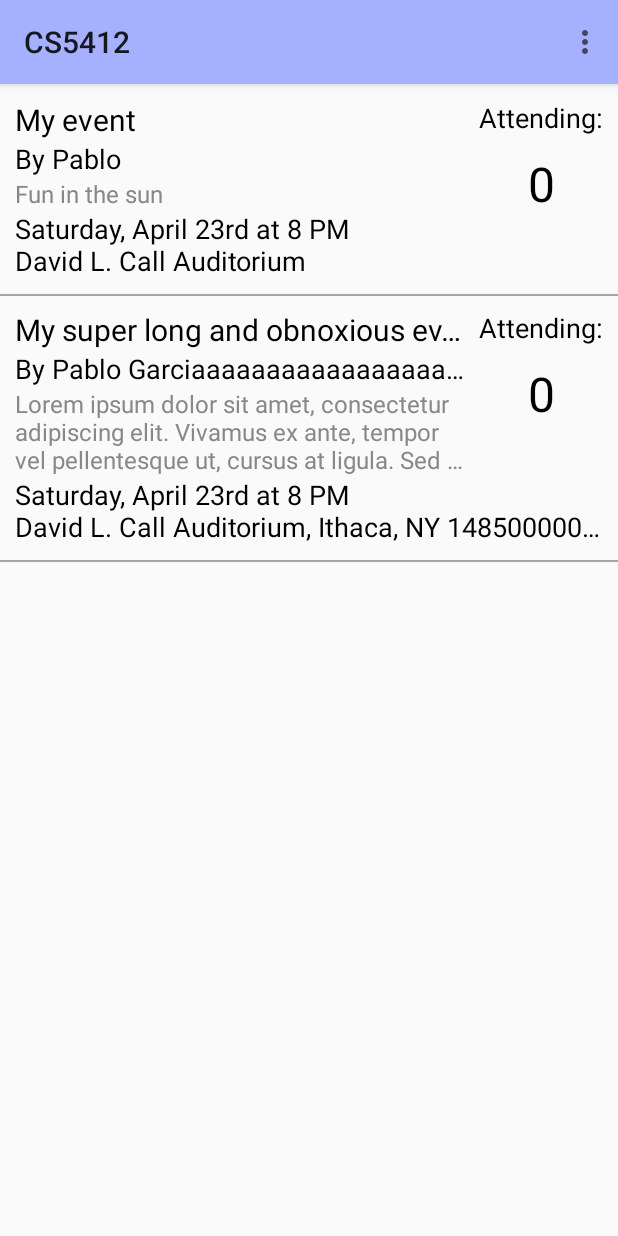
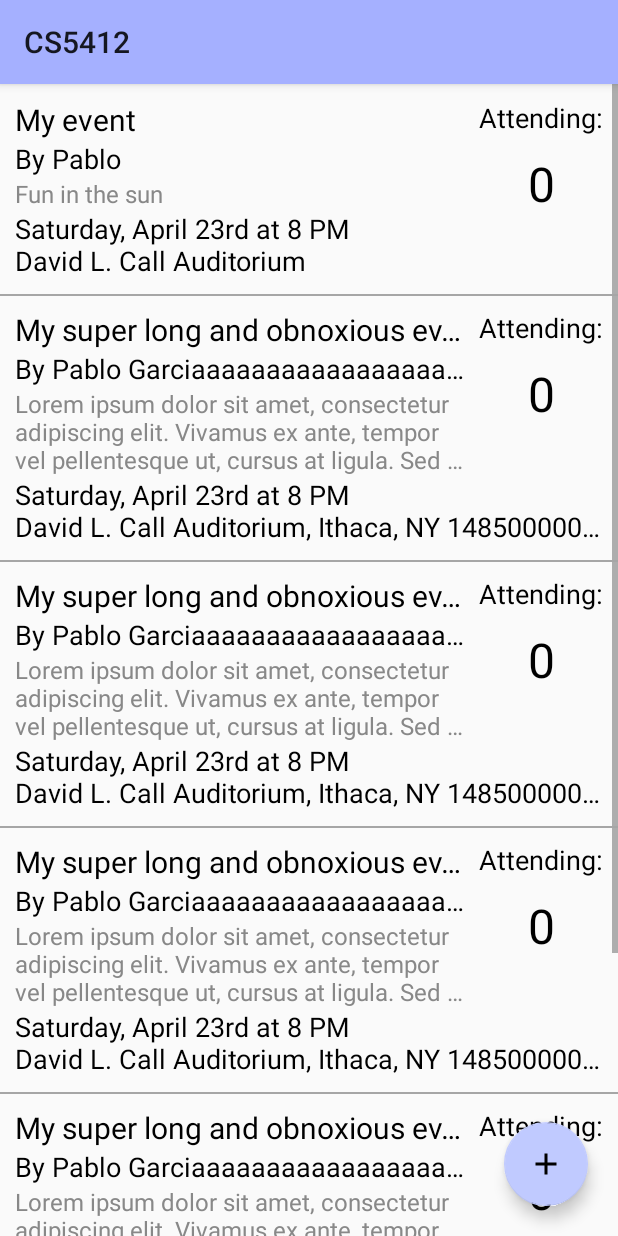
Before and after one commit to pg339/CS5412, an Android app: the FeedActivity screen opened directly, with no data from a screen before it, on a phone screen of 412 x 824 dp. Run offline under Robolectric (Android 15) with nearby library versions, the phone set to English and light mode, and no system bars; libraries missing offline, so code that uses them is left out: com.facebook, com.facebook.appevents; network calls fail; 2 statements that could not run were skipped.

```diff
--- a/app/src/main/java/cornell/cs5412/EventViewActivity.java
+++ b/app/src/main/java/cornell/cs5412/EventViewActivity.java
@@ -6,6 +6,7 @@ import android.content.Intent;
 import android.content.IntentFilter;
 import android.os.Bundle;
 import android.app.Activity;
+import android.support.v7.app.AppCompatActivity;
 import android.text.method.ScrollingMovementMethod;
 import android.view.LayoutInflater;
 import android.view.View;
@@ -19,7 +20,7 @@ import android.widget.TextView;
 import com.facebook.Profile;
 import com.facebook.login.LoginManager;
 
-public class EventViewActivity extends Activity {
+public class EventViewActivity extends AppCompatActivity {
 
     public static final String EVENT_EXTRA = "cornell.cs5412.EVENT_EXTRA";
 
@@ -99,6 +100,7 @@ public class EventViewActivity extends Activity {
             rsvpLabel += "\n"+(event.getRsvps().size() - event.getMinRsvps())+"more needed.";
         }
         label.setText(rsvpLabel);
+
         IntentFilter intentFilter = new IntentFilter();
         intentFilter.addAction(LoginActivity.LOGOUT_ACTION);
         logoutReceiver = new BroadcastReceiver() {
--- a/app/src/main/java/cornell/cs5412/FeedActivity.java
+++ b/app/src/main/java/cornell/cs5412/FeedActivity.java
@@ -8,8 +8,10 @@ import android.content.IntentFilter;
 import android.os.AsyncTask;
 import android.os.Bundle;
 import android.os.Parcelable;
+import android.support.design.widget.FloatingActionButton;
 import android.support.v4.widget.DrawerLayout;
 import android.support.v7.app.ActionBarDrawerToggle;
+import android.support.v7.app.AppCompatActivity;
 import android.support.v7.widget.LinearLayoutManager;
 import android.support.v7.widget.RecyclerView;
 import android.view.Menu;
@@ -25,7 +27,7 @@ import com.facebook.appevents.AppEventsLogger;
 
 import java.io.IOException;
 
-public class FeedActivity extends Activity {
+public class FeedActivity extends AppCompatActivity {
     private static final int[] ICONS = {R.drawable.ic_mode_edit_black_24dp,
             R.drawable.ic_today_black_24dp,
             R.drawable.ic_settings_black_24dp,
@@ -63,19 +65,30 @@ public class FeedActivity extends Activity {
             dRecyclerView.setLayoutManager(dLayoutManager);
             dRecyclerView.addOnItemTouchListener(new RecyclerItemClickListener(getApplicationContext(),
                     new RecyclerItemClickListener.OnItemClickListener() {
-                        @Override public void onItemClick(View view, int position) {
+                        @Override
+                        public void onItemClick(View view, int position) {
                             //TODO: Handle menu item click
                             String[] options = getResources().getStringArray(R.array.drawer_options);
-                            switch (options[position-1]) {
-                                case "My events": break;
-                                case "Events I'm attending": break;
-                                case "Settings": break;
+                            switch (options[position - 1]) {
+                                case "My events":
+                                    break;
+                                case "Events I'm attending":
+                                    break;
+                                case "Settings":
+                                    break;
                                 case "Log out":
                                     FacebookUtil.logout(view.getContext());
                                     break;
                             }
                         }
                     }));
+            FloatingActionButton fab = (FloatingActionButton) findViewById(R.id.feed_fab);
+            fab.setOnClickListener(new View.OnClickListener() {
+                public void onClick(View v) {
+                    Intent intent = new Intent(getApplicationContext(), CreateEventActivity.class);
+                    startActivity(intent);
+                }
+            });
         } catch (IOException e) {
             e.printStackTrace();
         }
@@ -153,11 +166,6 @@ public class FeedActivity extends Activity {
         return super.onOptionsItemSelected(item);
     }
 
-    public void createEvent(View view) {
-        Intent intent = new Intent(getApplicationContext(), CreateEventActivity.class);
-        startActivity(intent);
-    }
-
     public FeedEvent[] getEvents() {
         //placeholder event samples
         Event event1 = new Event("My event", "Pablo", "Fun in the sun", "Saturday, April 23rd at 8 PM", "David L. Call Auditorium");
@@ -170,7 +178,12 @@ public class FeedActivity extends Activity {
                         "Sed in lacus in metus aliquam gravida id eu nibh. Integer magna velit, posuere ac ex ac, molestie tincidunt augue. Curabitur et felis est. Vestibulum consectetur, diam aliquam scelerisque venenatis, ante massa eleifend risus, ac commodo justo ligula eget lacus. Aenean efficitur lacinia odio, vel finibus mi varius interdum. Nam id velit suscipit, dignissim velit sed, varius nulla. Aenean sit amet ligula luctus, maximus ante vel, congue arcu. Cras finibus posuere quam.",
                 "Saturday, April 23rd at 8 PM",
                 "David L. Call Auditorium, Ithaca, NY 14850000000000000000000000000000000000");
-        return new FeedEvent[] {new FeedEvent(getApplicationContext(), event1), new FeedEvent(getApplicationContext(), event2)};
+        return new FeedEvent[] {new FeedEvent(getApplicationContext(), event1),
+                new FeedEvent(getApplicationContext(), event2),
+                new FeedEvent(getApplicationContext(), event2),
+                new FeedEvent(getApplicationContext(), event2),
+                new FeedEvent(getApplicationContext(), event2),
+                new FeedEvent(getApplicationContext(), event2)};
     }
 
     private class GetMainFeedTask extends AsyncTask<String, Void, Feed> {
--- a/app/src/main/java/cornell/cs5412/LoginActivity.java
+++ b/app/src/main/java/cornell/cs5412/LoginActivity.java
@@ -68,6 +68,7 @@ public class LoginActivity extends Activity {
         if (FacebookUtil.isLoggedIn()) {
             Intent intent = new Intent(this, FeedActivity.class);
             startActivity(intent);
+            finish();
         }
     }
 
@@ -124,6 +125,7 @@ public class LoginActivity extends Activity {
                 loginStatus.setText("Response code is: " + res.responseCode + " and content is " + res.content);
                 Intent intent = new Intent(getApplicationContext(), FeedActivity.class);
                 startActivity(intent);
+                finish();
             }
             else {
                 loginStatus.setText("Response came back empty");
--- a/app/src/main/res/layout/activity_feed.xml
+++ b/app/src/main/res/layout/activity_feed.xml
@@ -1,6 +1,7 @@
 <android.support.v4.widget.DrawerLayout
     xmlns:android="http://schemas.android.com/apk/res/android"
     xmlns:tools="http://schemas.android.com/tools"
+    xmlns:app="http://schemas.android.com/apk/res-auto"
     tools:context="cornell.cs5412.FeedActivity"
     android:id="@+id/feed_activity_drawer_layout"
     android:layout_width="match_parent"
@@ -26,6 +27,17 @@
             android:layout_width="match_parent"
             android:layout_height="match_parent"
             android:layout_below="@id/feed_activity_toolbar"/>
+
+        <android.support.design.widget.FloatingActionButton
+            android:id="@+id/feed_fab"
+            android:layout_width="76dp"
+            android:layout_height="76dp"
+            android:src="@drawable/ic_add_black_24dp"
+            android:elevation="@dimen/med_elevation"
+            android:layout_margin="@dimen/large_margin"
+            android:layout_alignParentBottom="true"
+            android:layout_alignParentEnd="true"
+            app:backgroundTint="@color/accent"/>
     </RelativeLayout>
 
     <android.support.v7.widget.RecyclerView
--- a/app/src/main/res/values/dimens.xml
+++ b/app/src/main/res/values/dimens.xml
@@ -16,6 +16,7 @@
     <dimen name="vertical_padding">10dp</dimen>
     <dimen name="margin">12dp</dimen>
     <dimen name="small_margin">4dp</dimen>
+    <dimen name="large_margin">20dp</dimen>
     <dimen name="xxlow_elevation">1dp</dimen>
     <dimen name="xlow_elevation">2dp</dimen>
     <dimen name="low_elevation">4dp</dimen>
--- a/app/src/main/res/values/styles.xml
+++ b/app/src/main/res/values/styles.xml
@@ -1,7 +1,7 @@
 <resources>
 
     <!-- Base application theme. -->
-    <style name="AppTheme" parent="android:Theme.Material.Light">
+    <style name="AppTheme" parent="Theme.AppCompat.Light.NoActionBar">
         <item name="android:windowNoTitle">true</item>
         <item name="android:windowActionBar">false</item>
         <item name="android:textColor">@color/text_color</item>
```
Also changed, not shown: app/src/main/java/cornell/cs5412/CreateEventActivity.java (+23 -1 lines).
